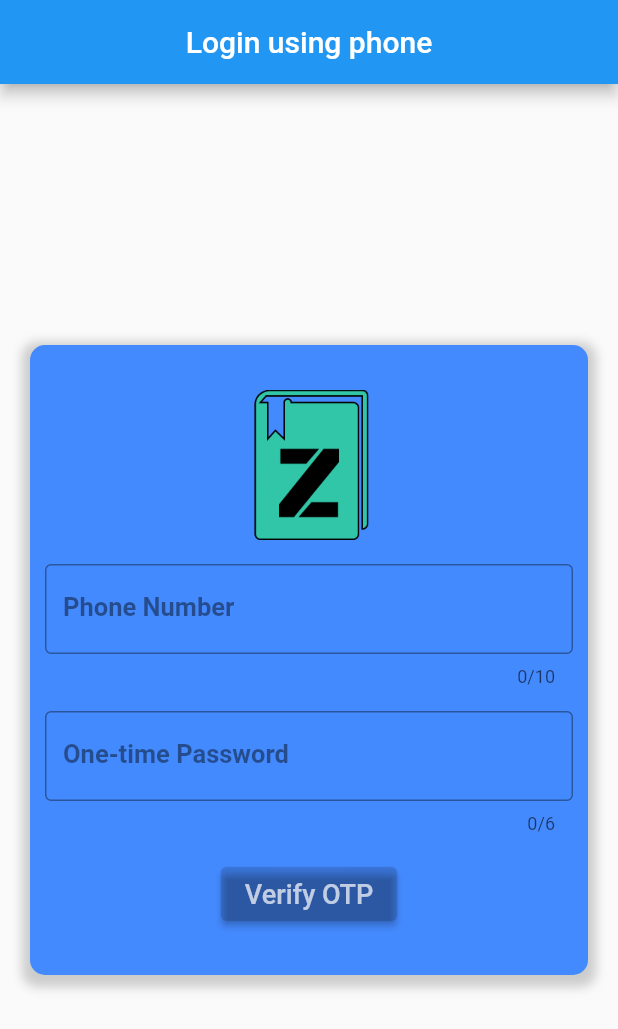
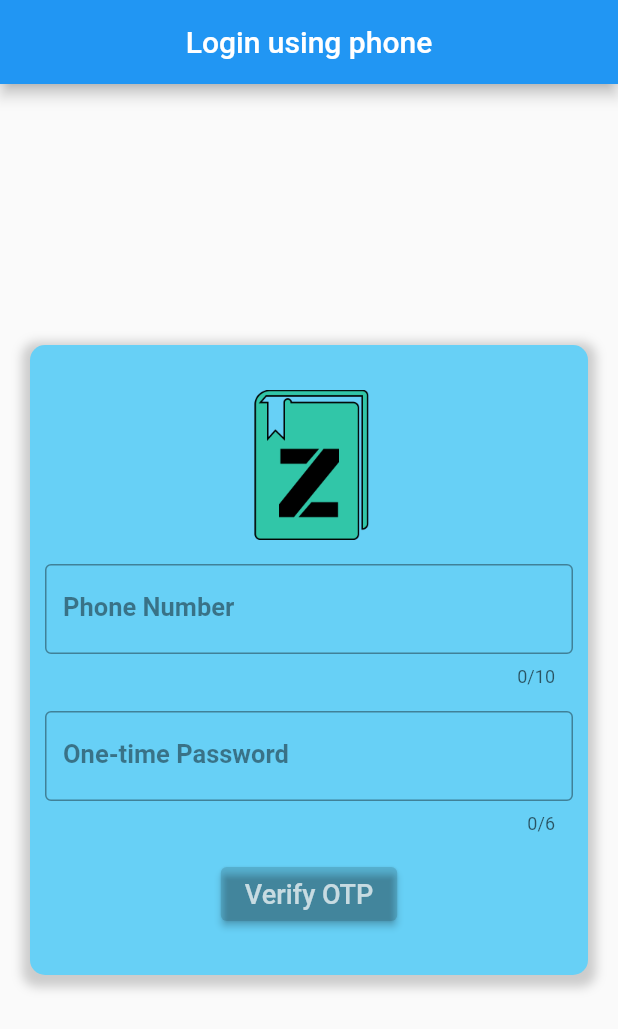
Before and after one commit to ShashiWerdun/Zeta-Book, a Flutter app: the screen it shows after launch, after a tap on "Send OTP", on a phone screen of 412 x 824 dp. Shown: the top 1029 px of the screen. Run offline on Flutter 3.47's test engine with Material 2 defaults, Android fonts, the phone set to English and light mode, and no system bars; our stand-ins replace curved_navigation_bar.

```diff
--- a/lib/fade_route.dart
+++ b/lib/fade_route.dart
@@ -5,14 +5,19 @@ class FadeRoute extends PageRouteBuilder {
 
   FadeRoute({required this.page})
       : super(
-    pageBuilder: (BuildContext context,
-        Animation<double> animation,
-        Animation<double> secondaryAnimation,) =>
-    page,
-    transitionsBuilder: (BuildContext context,
+          transitionDuration: Duration(milliseconds: 1500),
+          pageBuilder: (
+            BuildContext context,
             Animation<double> animation,
             Animation<double> secondaryAnimation,
-        Widget child,) =>
+          ) =>
+              page,
+          transitionsBuilder: (
+            BuildContext context,
+            Animation<double> animation,
+            Animation<double> secondaryAnimation,
+            Widget child,
+          ) =>
               FadeTransition(
             opacity: animation,
             child: child,
--- a/lib/login.dart
+++ b/lib/login.dart
@@ -1,4 +1,6 @@
 import 'package:flutter/material.dart';
+import 'package:zeta_book/fade_route.dart';
+import 'package:zeta_book/home_page.dart';
 
 class LoginPage extends StatefulWidget {
   const LoginPage({Key? key}) : super(key: key);
@@ -24,7 +26,7 @@ class _LoginPageState extends State<LoginPage> {
               padding: const EdgeInsets.symmetric(horizontal: 20),
               child: Container(
                 decoration: BoxDecoration(
-                    color: Colors.blueAccent,
+                    color: Color(0xff67d0f6),
                     borderRadius: BorderRadius.all(Radius.circular(10)),
                     boxShadow: [
                       BoxShadow(
@@ -104,7 +106,10 @@ class _LoginPageState extends State<LoginPage> {
                       ElevatedButton(
                         onPressed: () {
                           setState(() {
-                            otpSent = true;
+                            if(!otpSent)
+                                otpSent = true;
+                            else
+                              Navigator.pushReplacement(context, FadeRoute(page: HomePage()));
                           });
                         },
                         child: Text(
--- a/lib/splash.dart
+++ b/lib/splash.dart
@@ -15,8 +15,9 @@ class SplashScreen extends StatefulWidget {
 class _SplashScreenState extends State<SplashScreen> {
   @override
   void initState() {
-    Timer(Duration(seconds: 3), () => Navigator.pushReplacement(context, FadeRoute(page: LoginPage())));
     super.initState();
+    Timer(Duration(seconds: 3),
+        () => Navigator.pushReplacement(context, FadeRoute(page: LoginPage())));
   }
 
   @override
```
Also changed, not shown: lib/main.dart (line endings or trailing spaces). Lines whose indentation alone changed are shown as unchanged.
